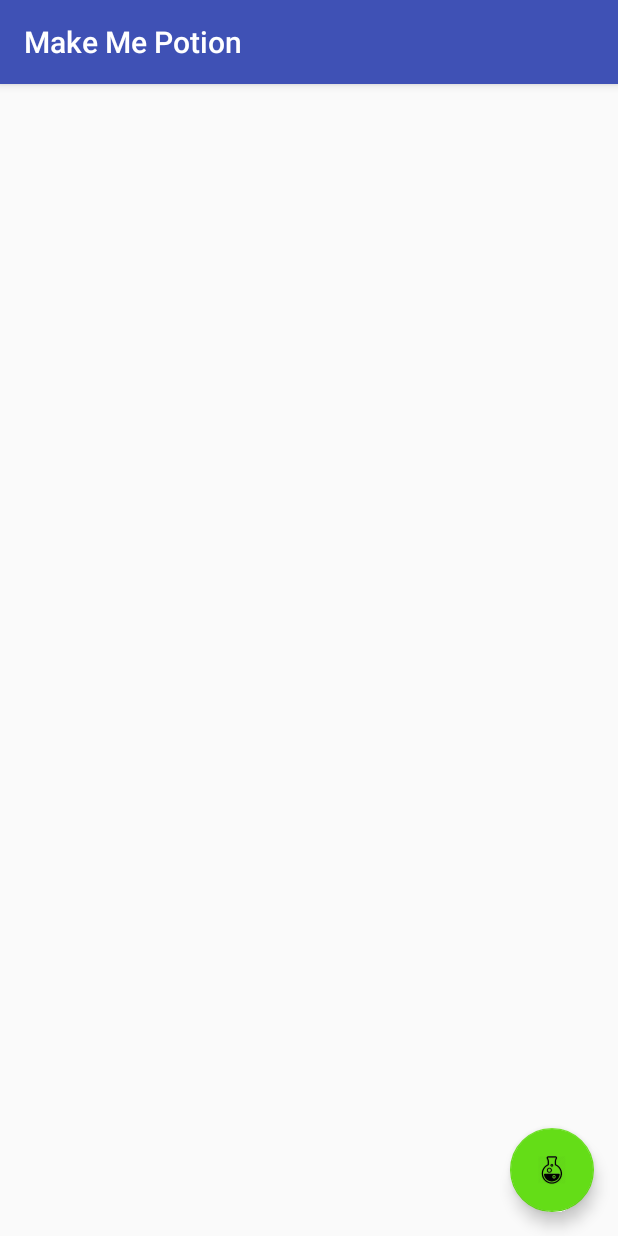
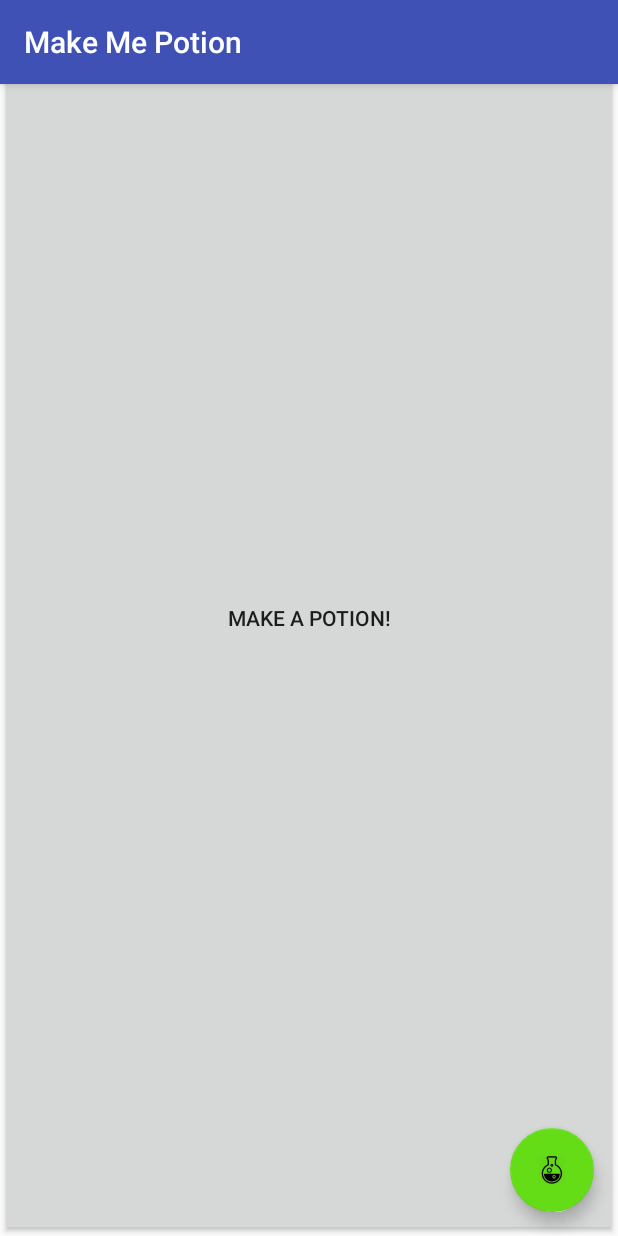
Before and after one commit to vfedorenko/make-me-potion, an Android app: the screen it shows after launch (IngredientsActivity), on a phone screen of 412 x 824 dp. Run offline under Robolectric (Android 15) with nearby library versions, the phone set to English and light mode, and no system bars; our stand-ins replace Dagger/Hilt's generated code, data binding; libraries missing offline, so code that uses them is left out: io.realm; 8 statements that could not run were skipped.

Commit message:
Begun algorythm. TBD!!!!

```diff
--- a/app/src/main/java/by/vfedorenko/makemepotion/entities/Ingredient.kt
+++ b/app/src/main/java/by/vfedorenko/makemepotion/entities/Ingredient.kt
@@ -12,5 +12,6 @@ import io.realm.annotations.PrimaryKey
 open class Ingredient(
         @PrimaryKey
         open var name: String = App.EMPTY_STRING,
-        open var effects: RealmList<IngredientEffect> = RealmList()
+        open var effects: RealmList<IngredientEffect> = RealmList(),
+        open var isChecked: Boolean = false
 ) : RealmObject()
--- a/app/src/main/java/by/vfedorenko/makemepotion/presentation/ingredients/activities/IngredientsActivity.kt
+++ b/app/src/main/java/by/vfedorenko/makemepotion/presentation/ingredients/activities/IngredientsActivity.kt
@@ -1,5 +1,7 @@
 package by.vfedorenko.makemepotion.presentation.ingredients.activities
 
+import android.content.Context
+import android.content.Intent
 import android.databinding.DataBindingUtil
 import android.os.Bundle
 import android.support.v7.app.AppCompatActivity
@@ -13,6 +15,18 @@ import javax.inject.Inject
 import javax.inject.Named
 
 class IngredientsActivity : AppCompatActivity() {
+    companion object {
+        private const val EXTRA_EFFECT_NAME = "EXTRA_EFFECT_NAME"
+        private const val EXTRA_IS_MAKE_POTION = "EXTRA_IS_MAKE_POTION"
+
+        fun createIntent(context: Context, effectName: String = App.EMPTY_STRING, isMakePotion: Boolean = false): Intent {
+            val intent = Intent(context, IngredientsActivity::class.java)
+            intent.putExtra(EXTRA_EFFECT_NAME, effectName)
+            intent.putExtra(EXTRA_IS_MAKE_POTION, isMakePotion)
+
+            return intent
+        }
+    }
 
     @Inject
     @Named(IngredientsModule.INGREDIENTS_VIEW_MODEL)
@@ -21,6 +35,8 @@ class IngredientsActivity : AppCompatActivity() {
     override fun onCreate(savedInstanceState: Bundle?) {
         super.onCreate(savedInstanceState)
         (application as App).injectMe(this)
+
+        viewModel
 
         val binding = DataBindingUtil.setContentView<ActivityIngredientsBinding>(this, R.layout.activity_ingredients)
         binding.viewModel = viewModel
--- a/app/src/main/java/by/vfedorenko/makemepotion/presentation/ingredients/adapters/IngredientsAdapter.kt
+++ b/app/src/main/java/by/vfedorenko/makemepotion/presentation/ingredients/adapters/IngredientsAdapter.kt
@@ -7,6 +7,7 @@ import android.view.View
 import android.view.ViewGroup
 import by.vfedorenko.makemepotion.BR
 import by.vfedorenko.makemepotion.R
+import by.vfedorenko.makemepotion.businesslogic.IngredientsRepository
 import by.vfedorenko.makemepotion.databinding.ItemIngredientBinding
 import by.vfedorenko.makemepotion.entities.Ingredient
 import by.vfedorenko.makemepotion.presentation.ingredients.viewmodels.IngredientViewModel
@@ -15,7 +16,7 @@ import by.vfedorenko.makemepotion.presentation.ingredients.viewmodels.Ingredient
  * Created by Vlad Fedorenko <vfedo92@gmail.com>
  * 08.30.2016
  */
-class IngredientsAdapter  : RecyclerView.Adapter<IngredientsAdapter.BindingHolder>() {
+class IngredientsAdapter(val isMakePotion: Boolean) : RecyclerView.Adapter<IngredientsAdapter.BindingHolder>() {
     class BindingHolder : RecyclerView.ViewHolder {
         var binding: ItemIngredientBinding
             private set
@@ -25,24 +26,25 @@ class IngredientsAdapter  : RecyclerView.Adapter<IngredientsAdapter.BindingHolde
         }
     }
 
-    val benefits: MutableList<Ingredient> = mutableListOf()
+    val ingredients: MutableList<Ingredient> = mutableListOf()
 
     override fun onCreateViewHolder(parent: ViewGroup?, viewType: Int): BindingHolder =
             BindingHolder(LayoutInflater.from(parent?.context).inflate(R.layout.item_ingredient, parent, false))
 
-    override fun getItemCount(): Int = benefits.size
+    override fun getItemCount(): Int = ingredients.size
 
     override fun onBindViewHolder(holder: BindingHolder?, position: Int) {
-        val viewModel = IngredientViewModel()
-        viewModel.ingredient = benefits[position]
+        val viewModel = IngredientViewModel(IngredientsRepository())
+        viewModel.ingredient = ingredients[position]
+        viewModel.isCheckBoxVisible = isMakePotion
 
         holder?.binding?.setVariable(BR.viewModel, viewModel)
         holder?.binding?.executePendingBindings()
     }
 
     fun refreshItems(items: List<Ingredient>) {
-        benefits.clear()
-        benefits.addAll(items)
+        ingredients.clear()
+        ingredients.addAll(items)
         notifyDataSetChanged()
     }
 }
--- a/app/src/main/java/by/vfedorenko/makemepotion/presentation/ingredients/viewmodels/IngredientsViewModel.kt
+++ b/app/src/main/java/by/vfedorenko/makemepotion/presentation/ingredients/viewmodels/IngredientsViewModel.kt
@@ -1,6 +1,8 @@
 package by.vfedorenko.makemepotion.presentation.ingredients.viewmodels
 
+import android.view.View
 import by.vfedorenko.makemepotion.businesslogic.IngredientsRepository
+import by.vfedorenko.makemepotion.presentation.ingredients.activities.IngredientsActivity
 import by.vfedorenko.makemepotion.presentation.ingredients.adapters.IngredientsAdapter
 import javax.inject.Inject
 
@@ -10,11 +12,17 @@ import javax.inject.Inject
  */
 class IngredientsViewModel
 @Inject constructor(val repository: IngredientsRepository) {
+    var isMakePotion: Boolean = false
+
     val adapter: IngredientsAdapter by lazy {
-        IngredientsAdapter()
+        IngredientsAdapter(isMakePotion)
     }
 
     fun refreshData() {
         adapter.refreshItems(repository.getIngredients())
     }
+
+    fun onFabClick(v: View) {
+        v.context.startActivity(IngredientsActivity.createIntent(v.context, isMakePotion = true))
+    }
 }
--- a/app/src/main/res/layout/activity_ingredients.xml
+++ b/app/src/main/res/layout/activity_ingredients.xml
@@ -42,6 +42,14 @@
             android:layout_height="wrap_content"
             android:layout_gravity="bottom|end"
             android:layout_margin="@dimen/fab_margin"
+            android:onClick="@{viewModel::onFabClick}"
+            android:isVisible="@{!viewModel.makePotion}"
             android:src="@mipmap/ic_launcher" />
+
+        <Button
+            android:layout_width="match_parent"
+            android:layout_height="match_parent"
+            android:text="@string/make_potion"
+            android:isVisible="@{viewModel.makePotion}"/>
     </android.support.design.widget.CoordinatorLayout>
 </layout>
--- a/app/src/main/res/layout/item_ingredient.xml
+++ b/app/src/main/res/layout/item_ingredient.xml
@@ -23,7 +23,7 @@
             <CheckBox
                 android:layout_width="wrap_content"
                 android:layout_height="wrap_content"
-                android:visibility="gone" />
+                android:isVisible="@{viewModel.isCheckBoxVisible}" />
 
             <TextView
                 android:layout_width="0dp"
--- a/app/src/main/res/values/strings.xml
+++ b/app/src/main/res/values/strings.xml
@@ -1,4 +1,5 @@
 <resources>
     <string name="app_name">Make Me Potion</string>
     <string name="title_activity_ingredients">IngredientsActivity</string>
+    <string name="make_potion">Make a Potion!</string>
 </resources>
```
Also changed, not shown: app/src/main/java/by/vfedorenko/makemepotion/businesslogic/IngredientsRepository.kt (+8 -0 lines), app/src/main/java/by/vfedorenko/makemepotion/presentation/BindingAdapters.java (+10 -0 lines), app/src/main/java/by/vfedorenko/makemepotion/presentation/ingredients/viewmodels/IngredientViewModel.kt (+18 -3 lines).
